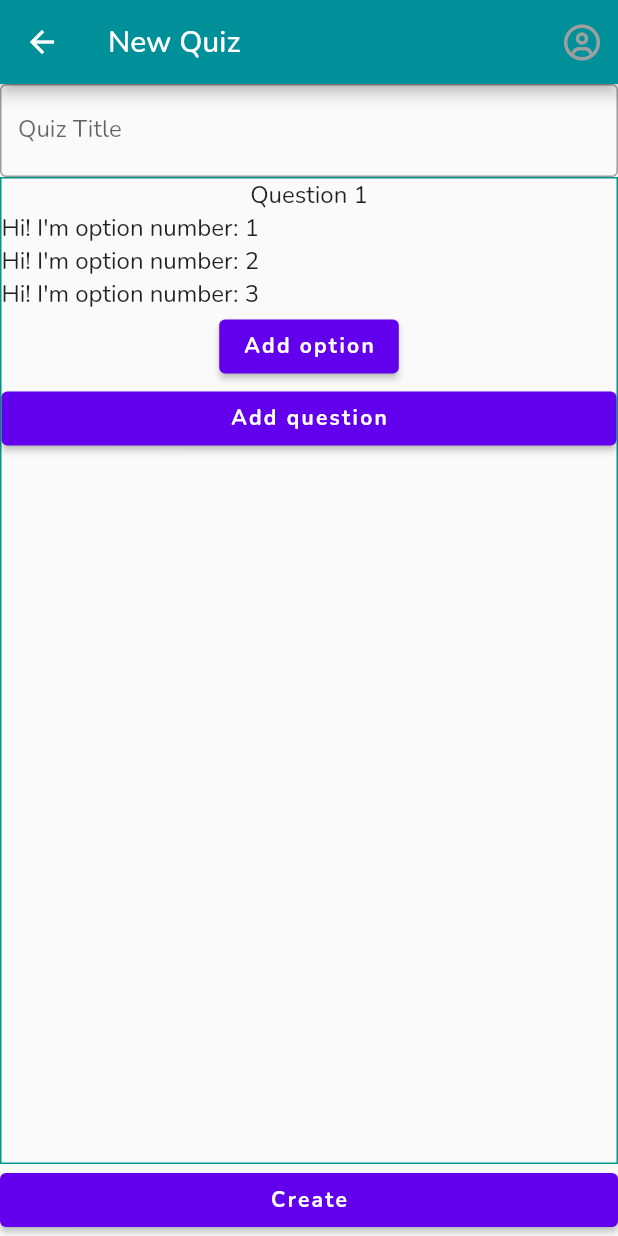
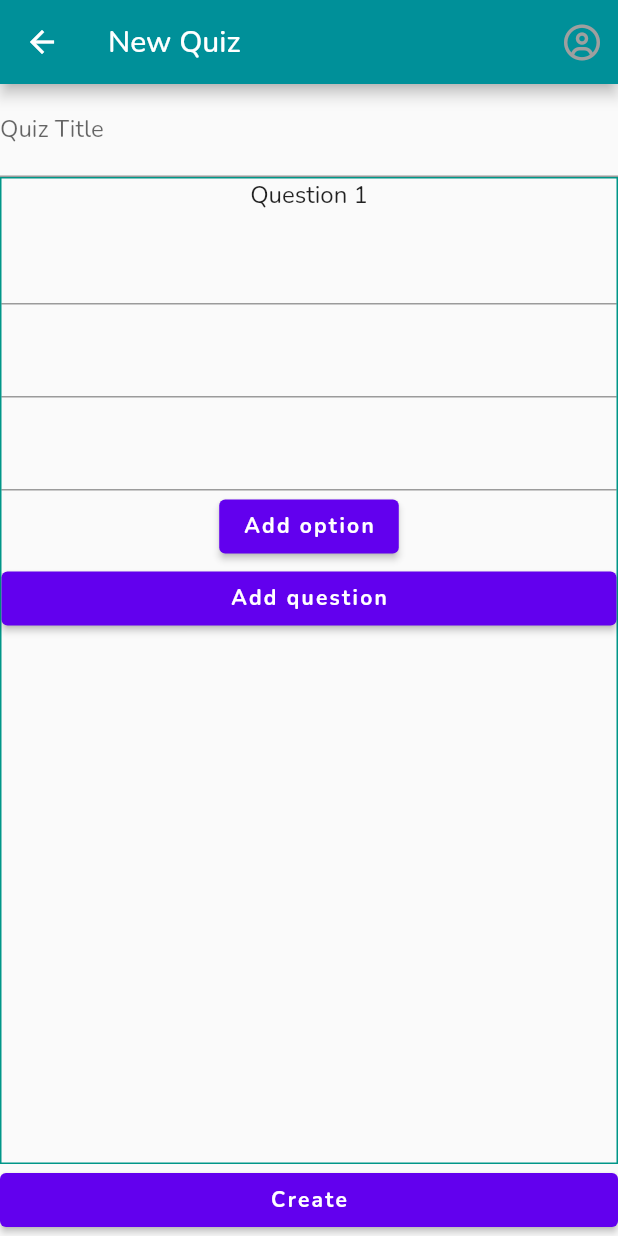
Before and after one commit to ChariseWalraven/quiz_app, a Flutter app: the NewQuizScreen screen opened by its route, on a phone screen of 412 x 824 dp. Run offline on Flutter 3.47's test engine with Material 2 defaults, Android fonts, the light colour scheme and no system bars; our stand-ins replace cloud_firestore, firebase_auth, firebase_core, font_awesome_flutter, google_fonts, google_sign_in and 1 more; accounts and stored records are empty.

Commit message:
renames new_quiz to new_quiz_page

```diff
--- a/lib/quiz/new_quiz.dart
+++ b/lib/quiz/new_quiz_page.dart
@@ -47,11 +47,6 @@ class _NewQuizFormState extends State<NewQuizForm> {
   final _titleController = TextEditingController();
   final List _questions = [Question.fromJson(_questionJSON)];
 
-  String? _unimplimentedValidator(String? inputValue) {
-    debugPrint("User entered: $inputValue");
-    return "this validator has not been implemented";
-  }
-
   void _unimplimentedOnPress() {
     throw UnimplementedError("OnPress Unimplimented!");
   }
@@ -63,17 +58,15 @@ class _NewQuizFormState extends State<NewQuizForm> {
         mainAxisAlignment: MainAxisAlignment.spaceBetween,
         crossAxisAlignment: CrossAxisAlignment.stretch,
         children: [
-          TextFormField(
-            decoration: const InputDecoration(
-              labelText: "Quiz Title",
-              border: OutlineInputBorder(),
-            ),
+          TextInput(
+            label: "Quiz Title",
             controller: _titleController,
-            validator: _unimplimentedValidator,
           ),
           Expanded(
             child: Container(
-              decoration: BoxDecoration(border: Border.all(color: Colors.teal)),
+              decoration: BoxDecoration(
+                border: Border.all(color: Colors.teal),
+              ),
               child: Column(
                 crossAxisAlignment: CrossAxisAlignment.stretch,
                 children: [
@@ -101,13 +94,18 @@ class _NewQuizFormState extends State<NewQuizForm> {
 
     debugPrint(_questions[index].text);
 
+    Widget optionBuilder(context, index) {
+      Option option = question.options[index];
+      return TextInput();
+    }
+
     return Column(
       children: [
         Text(question.text),
         ListView.builder(
           shrinkWrap: true,
           itemCount: question.options.length,
-          itemBuilder: _optionBuilder,
+          itemBuilder: optionBuilder,
         ),
         ElevatedButton(
           onPressed: _unimplimentedOnPress,
@@ -116,10 +114,34 @@ class _NewQuizFormState extends State<NewQuizForm> {
       ],
     );
   }
+}
 
-  Widget _optionBuilder(context, index) {
-    return Text("Hi! I'm option number: ${index + 1}");
+class TextInput extends StatelessWidget {
+  TextInput({
+    super.key,
+    this.controller,
+    this.label,
+  });
+
+  final TextEditingController _defaultController = TextEditingController();
+  final TextEditingController? controller;
+  final String? label;
+
+  @override
+  Widget build(BuildContext context) {
+    return TextFormField(
+      decoration: InputDecoration(
+        labelText: label ?? "",
+      ),
+      controller: controller ?? _defaultController,
+      validator: _unimplimentedValidator,
+    );
   }
+}
+
+String? _unimplimentedValidator(String? inputValue) {
+  debugPrint("User entered: $inputValue");
+  return "this validator has not been implemented";
 }
 
 // JSON dummy data
--- a/lib/routes.dart
+++ b/lib/routes.dart
@@ -1,4 +1,4 @@
-import 'package:quiz_app/quiz/new_quiz.dart';
+import 'package:quiz_app/quiz/new_quiz_page.dart';
 import 'package:quiz_app/topics/new_topic.dart';
 
 import '/about/about.dart';
```
